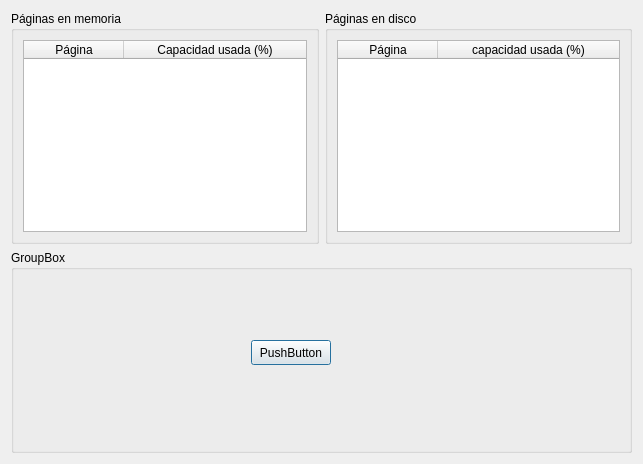
Before: the Qt Designer form PhotoViewer/MemoryViewer.ui in alejandrodp/PhotoViewer, drawn with Qt 5.
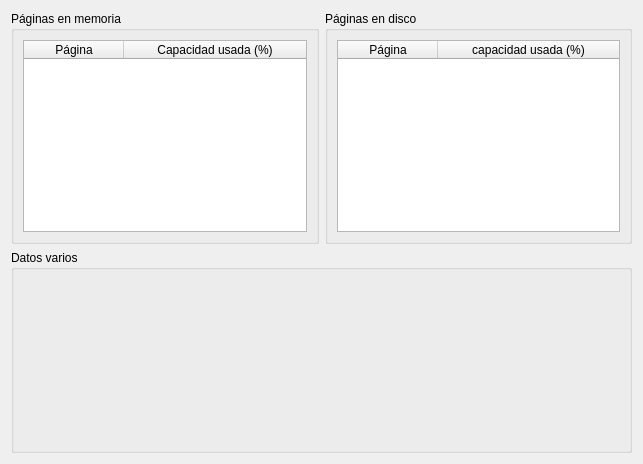
After: the same form once the commit is applied.

```diff
--- a/PhotoViewer/MemoryViewer.ui
+++ b/PhotoViewer/MemoryViewer.ui
@@ -106,21 +106,8 @@
    <item>
     <widget class="QGroupBox" name="groupBox_3">
      <property name="title">
-      <string>GroupBox</string>
+      <string>Datos varios</string>
      </property>
-     <widget class="QPushButton" name="pushButton">
-      <property name="geometry">
-       <rect>
-        <x>240</x>
-        <y>90</y>
-        <width>80</width>
-        <height>25</height>
-       </rect>
-      </property>
-      <property name="text">
-       <string>PushButton</string>
-      </property>
-     </widget>
     </widget>
    </item>
   </layout>
```
